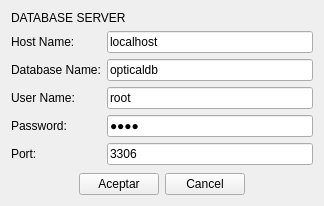
Above: configprogram.ui from benArambide/ProyFinal-IS2 before the change. Below: the same form after it.
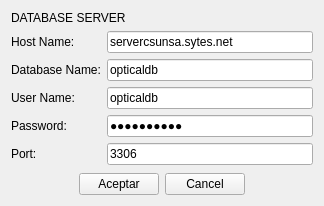
That is the form after the change. Icons and pictures are not drawn.

```diff
--- a/configprogram.ui
+++ b/configprogram.ui
@@ -82,7 +82,7 @@
        <item row="1" column="1">
         <widget class="QLineEdit" name="lineEdit_hostName">
          <property name="text">
-          <string>localhost</string>
+          <string>servercsunsa.sytes.net</string>
          </property>
         </widget>
        </item>
@@ -110,7 +110,7 @@
        <item row="3" column="1">
         <widget class="QLineEdit" name="lineEdit_userName">
          <property name="text">
-          <string>root</string>
+          <string>opticaldb</string>
          </property>
         </widget>
        </item>
@@ -124,7 +124,7 @@
        <item row="4" column="1">
         <widget class="QLineEdit" name="lineEdit_password">
          <property name="text">
-          <string>1234</string>
+          <string>optical123</string>
          </property>
          <property name="echoMode">
           <enum>QLineEdit::Password</enum>
```
